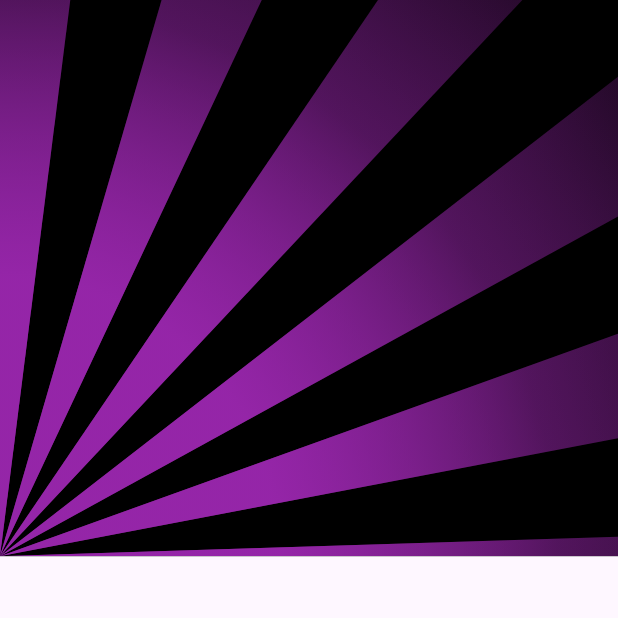
After one commit to ZaynMeledath/flame_aviator_game, a Flutter app: the MyHomePage screen opened directly, on a phone screen of 412 x 824 dp, the top half of it. The commit adds this screen. Run offline on Flutter 3.47's test engine with Material 3 defaults, Android fonts, the light colour scheme and no system bars; our stand-ins replace get; missing offline and left inert: flame.

Commit message:
Background lights added

```diff
--- /dev/null
+++ b/lib/widgets/background_widget.dart
@@ -0,0 +1,127 @@
+import 'package:flutter/material.dart';
+import 'dart:ui' as ui;
+import 'dart:math' as math;
+
+class MyHomePage extends StatefulWidget {
+  const MyHomePage({super.key});
+
+  @override
+  State<MyHomePage> createState() => _MyHomePageState();
+}
+
+class _MyHomePageState extends State<MyHomePage>
+    with SingleTickerProviderStateMixin {
+  late AnimationController animationController;
+  late Animation<double> animation;
+
+  @override
+  void initState() {
+    animationController = AnimationController(
+        vsync: this, duration: const Duration(milliseconds: 20000));
+
+    animation = Tween<double>(
+      begin: 0,
+      end: 2,
+    ).animate(animationController);
+
+    animationController.forward();
+
+    animationController.addStatusListener((status) {
+      if (status == AnimationStatus.completed) {
+        animationController
+          ..reset()
+          ..forward();
+      }
+    });
+    super.initState();
+  }
+
+  @override
+  Widget build(BuildContext context) {
+    final screenSize = MediaQuery.of(context).size;
+    final radius = screenSize.width * 1.5;
+    return Scaffold(
+      body: SafeArea(
+        child: Container(
+          width: double.maxFinite,
+          height: screenSize.height * .45,
+          color: Colors.black,
+          child: Stack(
+            children: [
+              AnimatedBuilder(
+                  animation: animation,
+                  builder: (context, child) {
+                    return Positioned(
+                      left: -radius,
+                      bottom: -radius,
+                      child: Transform.rotate(
+                        angle: math.pi * animation.value,
+                        child: CustomPaint(
+                          size: Size(radius * 2, radius * 2),
+                          painter: PiePainter(
+                            sweepAngle: math.pi / 20,
+                          ),
+                        ),
+                      ),
+                    );
+                  }),
+            ],
+          ),
+        ),
+      ),
+    );
+  }
+}
+
+class PiePainter extends CustomPainter {
+  final double sweepAngle;
+
+  bool repaint = true;
+
+  PiePainter({
+    required this.sweepAngle,
+  });
+
+  final gradientColors = [
+    Colors.purple.withAlpha(200),
+    Colors.purple.withAlpha(80),
+    Colors.purple.withAlpha(1),
+  ];
+
+  @override
+  void paint(Canvas canvas, Size size) {
+    final center = Offset(size.width / 2, size.height / 2);
+    final radius = math.min(size.width, size.height) / 2;
+    final rect = Rect.fromCircle(center: center, radius: radius);
+
+    final int totalSegments = (2 * math.pi / sweepAngle).abs().ceil();
+    for (int i = 0; i < totalSegments; i++) {
+      final segmentStart = sweepAngle * i * 2;
+      final dx = center.dx + radius * math.cos(segmentStart + sweepAngle / 2);
+      final dy = center.dy + radius * math.sin(segmentStart + sweepAngle / 2);
+      final shader = ui.Gradient.linear(
+        center,
+        Offset(dx, dy),
+        gradientColors,
+        [.3, .6, 1],
+      );
+      final paint = Paint()..shader = shader;
+      final path = Path()
+        ..moveTo(center.dx, center.dy)
+        ..arcTo(
+          rect,
+          segmentStart,
+          sweepAngle,
+          false,
+        )
+        ..close();
+      canvas.drawPath(path, paint);
+    }
+    repaint = false;
+  }
+
+  @override
+  bool shouldRepaint(PiePainter oldDelegate) {
+    return oldDelegate.repaint;
+  }
+}
```
Also changed, not shown: lib/components/lights_background.dart (added, +62 -0 lines), lib/components/sky_background.dart (deleted, +0 -48 lines), lib/fly_away_game.dart (+24 -5 lines), assets/images/sky_background.jpg (deleted).
